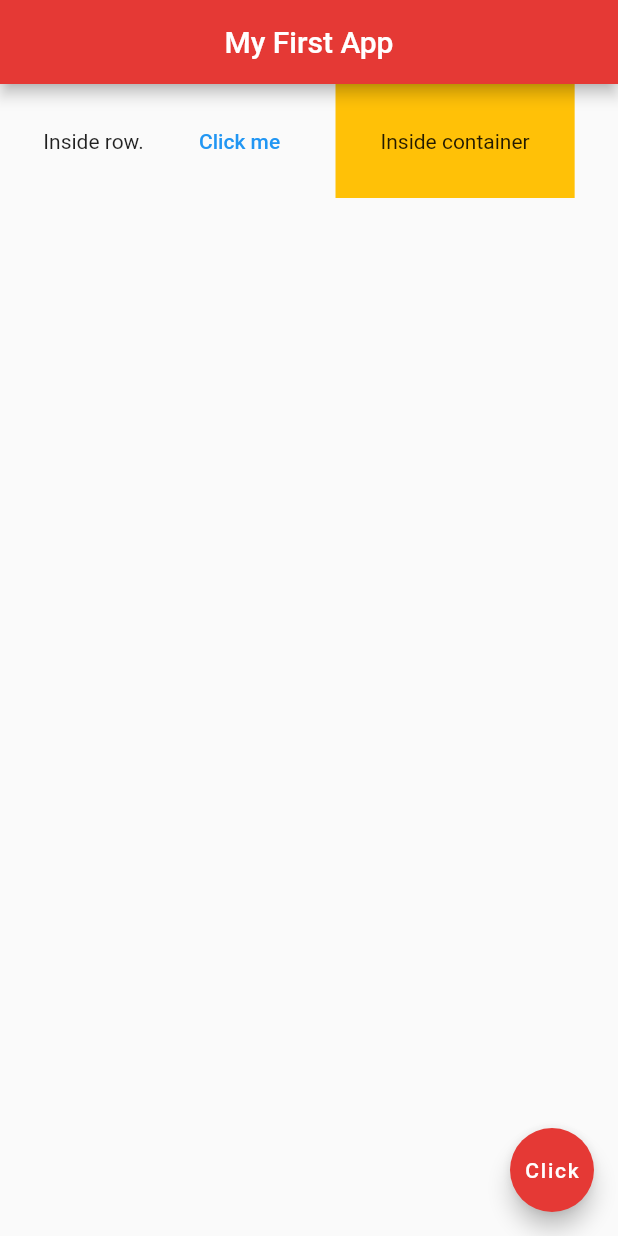
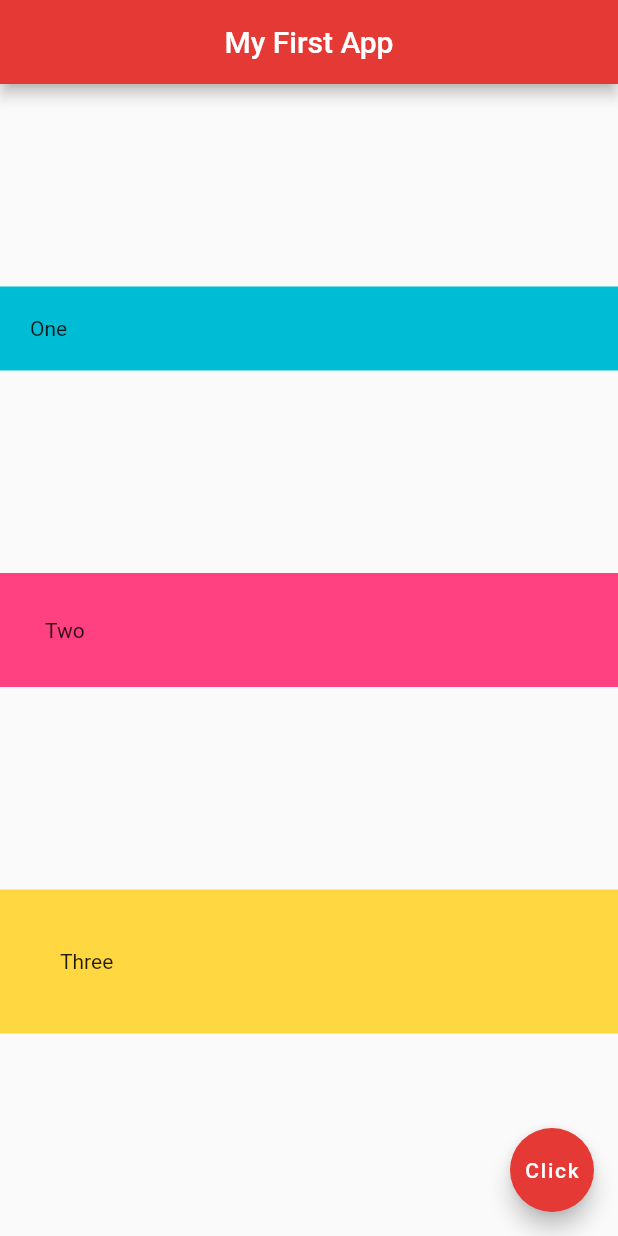
Before and after one commit to salahuddin-rakib/Flutter_Apps, a Flutter app: the screen it shows after launch, on a phone screen of 412 x 824 dp. Run offline on Flutter 3.47's test engine with Material 2 defaults, Android fonts, the phone set to English and light mode, and no system bars.

Commit message:
Examples of Column widgets.

```diff
--- a/lib/main.dart
+++ b/lib/main.dart
@@ -15,28 +15,45 @@ class Home extends StatelessWidget {
         centerTitle: true,
         backgroundColor: Colors.red[600],
       ),
-      body: Row(
-        // MainAxisAlignment aligned widgets vertically of that row. It has different options like: center, spaceEvenly, spaceBetween, etc.
-        // mainAxisAlignment: MainAxisAlignment.spaceBetween,
-        // mainAxisAlignment: MainAxisAlignment.center,
-        // mainAxisAlignment: MainAxisAlignment.spaceAround,
+      body: Column(
+        // MainAxisAlignment and CrossAxisAlignment works differently but functions are same.
+        // For Column widget MainAxisAlignment aligned widget horizontally.
+        // For Column widget CrossAxisAlignment aligned widget vertically.
+        mainAxisAlignment: MainAxisAlignment.spaceEvenly,
         // mainAxisAlignment: MainAxisAlignment.end,
-        mainAxisAlignment: MainAxisAlignment.spaceEvenly,
-
-        // CrossAxisAlignment aligned widgets horizontally of that row. It has different options like: center, end, start, etc.
-        // crossAxisAlignment: CrossAxisAlignment.start,
+        crossAxisAlignment: CrossAxisAlignment.stretch,
         // crossAxisAlignment: CrossAxisAlignment.end,
-        crossAxisAlignment: CrossAxisAlignment.center,
         children: [
-          Text('Inside row.'),
-          TextButton(
-            onPressed: () {},
-            child: Text('Click me'),
+          // We can use Row widget inside an Column widget.
+          // Row(
+          //   mainAxisAlignment: MainAxisAlignment.spaceEvenly,
+          //   crossAxisAlignment: CrossAxisAlignment.center,
+          //   children: [
+          //     Text('Hello'),
+          //     BackButton(
+          //       onPressed: () {},
+          //       color: Colors.blue,
+          //     ),
+          //     ElevatedButton(
+          //       onPressed: () {},
+          //       child: Text('Hello World'),
+          //     ),
+          //   ],
+          // ),
+          Container(
+            padding: EdgeInsets.all(20.0),
+            color: Colors.cyan,
+            child: Text('One'),
           ),
           Container(
-            color: Colors.amber,
             padding: EdgeInsets.all(30.0),
-            child: Text('Inside container'),
+            color: Colors.pinkAccent,
+            child: Text('Two'),
+          ),
+          Container(
+            padding: EdgeInsets.all(40.0),
+            color: Colors.amberAccent,
+            child: Text('Three'),
           ),
         ],
       ),
```
